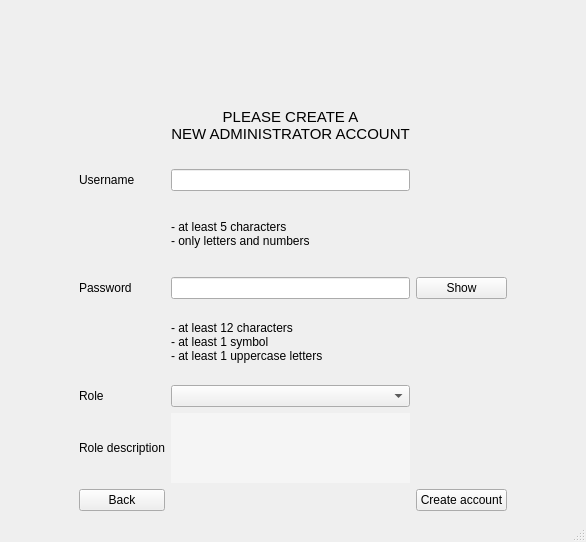
Old version of the form src/ui_design/create_admin_account.ui in the repository mikukula/SAT.
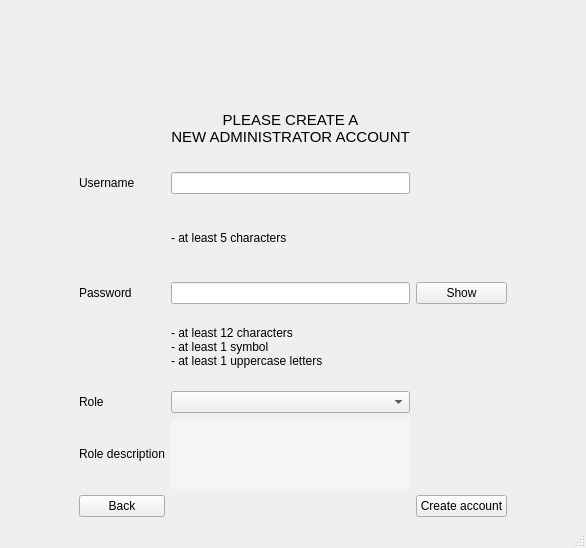
New version of the form. Icons and pictures are not drawn.

The edit to the form file:
```diff
--- a/src/ui_design/create_admin_account.ui
+++ b/src/ui_design/create_admin_account.ui
@@ -7,7 +7,7 @@
     <x>0</x>
     <y>0</y>
     <width>586</width>
-    <height>542</height>
+    <height>548</height>
    </rect>
   </property>
   <property name="windowTitle">
@@ -20,7 +20,7 @@
       <item row="4" column="2">
        <widget class="QLabel" name="label_5">
         <property name="text">
-         <string>&lt;html&gt;&lt;head/&gt;&lt;body&gt;&lt;p&gt;- at least 5 characters&lt;br/&gt;- only letters and numbers&lt;/p&gt;&lt;/body&gt;&lt;/html&gt;</string>
+         <string>&lt;html&gt;&lt;head/&gt;&lt;body&gt;&lt;p&gt;- at least 5 characters&lt;/p&gt;&lt;/body&gt;&lt;/html&gt;</string>
         </property>
        </widget>
       </item>
```
